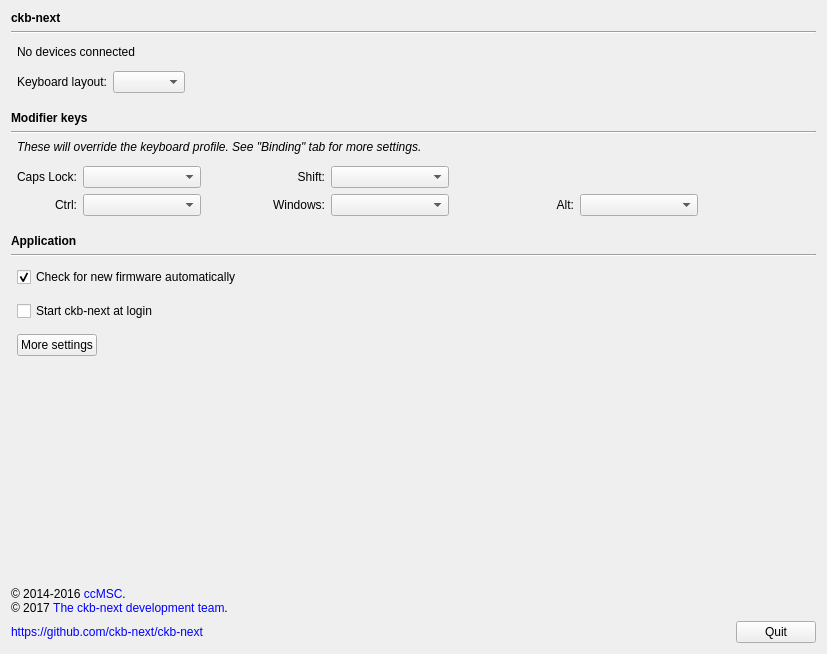
ckb-next/ckb-next, file src/gui/settingswidget.ui: the form before one commit.
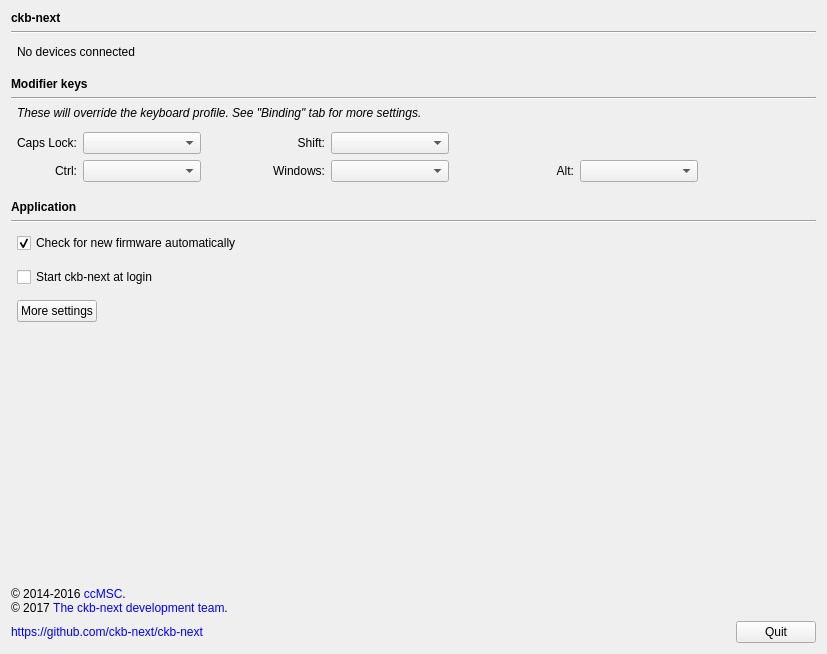
The form after the commit.

Commit message: Make HW layouts device-specific

Diff of the .ui file:
```diff
--- a/src/gui/settingswidget.ui
+++ b/src/gui/settingswidget.ui
@@ -55,52 +55,13 @@
    </item>
    <item row="4" column="1">
     <layout class="QGridLayout" name="gridLayout_5">
-     <item row="2" column="2">
-      <spacer name="horizontalSpacer_7">
-       <property name="orientation">
-        <enum>Qt::Horizontal</enum>
-       </property>
-       <property name="sizeHint" stdset="0">
-        <size>
-         <width>40</width>
-         <height>20</height>
-        </size>
-       </property>
-      </spacer>
-     </item>
-     <item row="0" column="0" colspan="3">
+     <item row="0" column="0" colspan="2">
       <widget class="QLabel" name="devicesLabel">
        <property name="text">
         <string>No devices connected</string>
        </property>
       </widget>
      </item>
-     <item row="2" column="0">
-      <widget class="QLabel" name="label_5">
-       <property name="text">
-        <string>Keyboard layout:</string>
-       </property>
-      </widget>
-     </item>
-     <item row="2" column="1">
-      <widget class="QComboBox" name="layoutBox"/>
-     </item>
-     <item row="1" column="0">
-      <spacer name="verticalSpacer_10">
-       <property name="orientation">
-        <enum>Qt::Vertical</enum>
-       </property>
-       <property name="sizeType">
-        <enum>QSizePolicy::Fixed</enum>
-       </property>
-       <property name="sizeHint" stdset="0">
-        <size>
-         <width>20</width>
-         <height>6</height>
-        </size>
-       </property>
-      </spacer>
-     </item>
     </layout>
    </item>
    <item row="21" column="0" colspan="2">
```
Left out of the diff: 1 changed line with no effect on the pictures. The commit also changes 12 other files.
